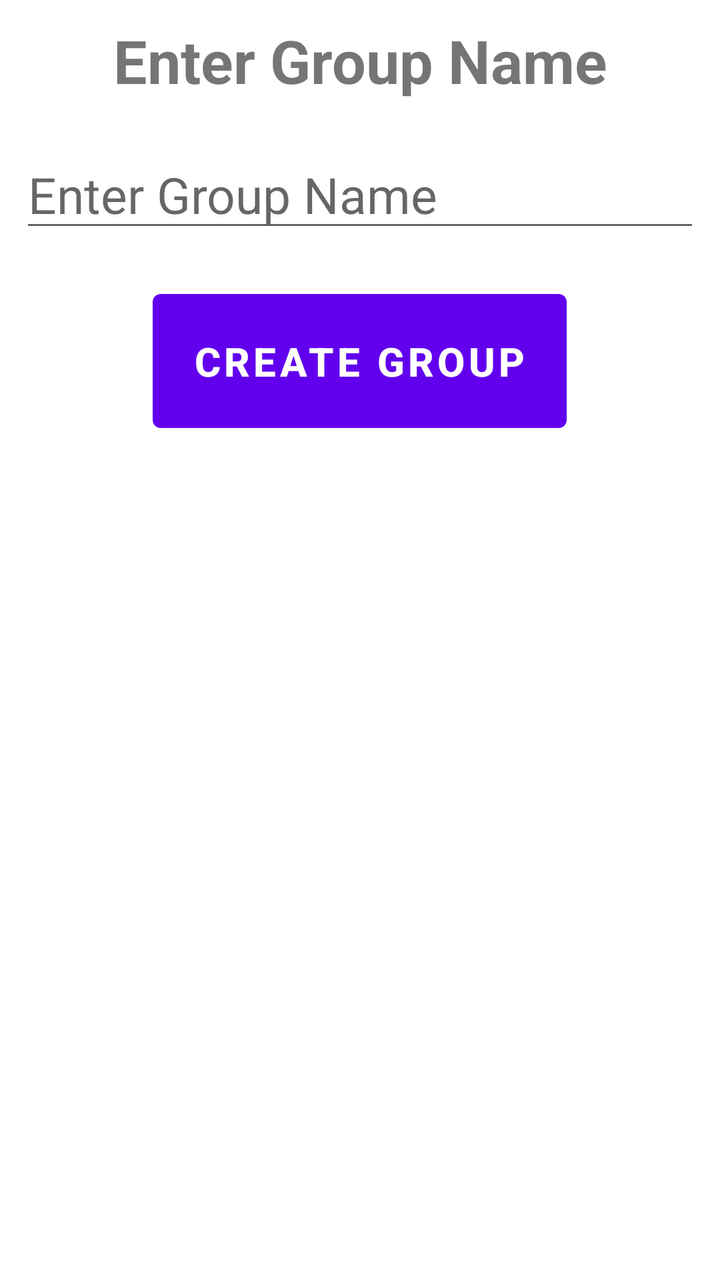
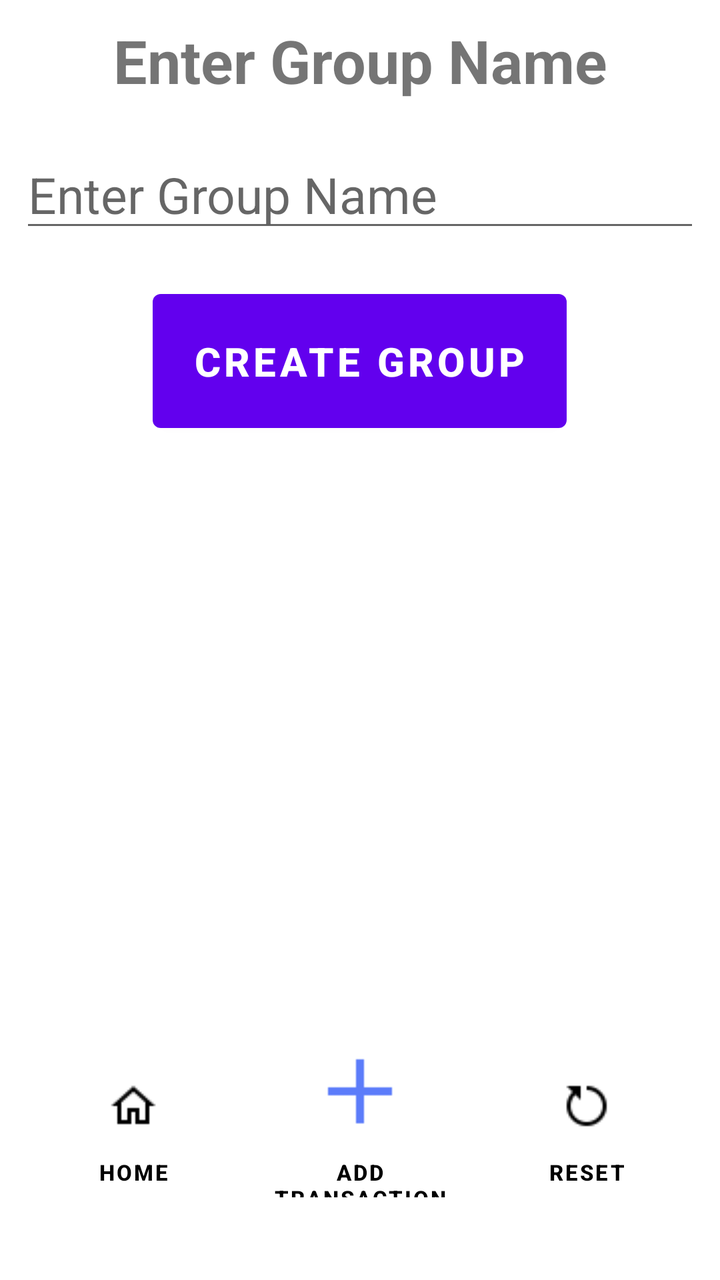

Before-and-after screenshots of an Android layout around one commit, followed by the original layout XML and the change that was made.
<!-- AndroidManifest.xml: application theme Theme.SplitYourBill -->
<!-- res/layout/activity_create_group_add_name.xml -->
<?xml version="1.0" encoding="utf-8"?>
<LinearLayout xmlns:android="http://schemas.android.com/apk/res/android"
    xmlns:tools="http://schemas.android.com/tools"
    android:layout_width="match_parent"
    android:layout_height="match_parent"
    android:gravity="center_horizontal"
    android:orientation="vertical"
    android:padding="10dp"
    tools:context=".createGroupAddName">

    <TextView
        android:id="@+id/addGroupName"
        android:layout_width="match_parent"
        android:layout_height="wrap_content"
        android:layout_marginBottom="20dp"
        android:gravity="center_horizontal"
        android:text="Enter Group Name"
        android:textSize="30sp"
        android:textStyle="bold" />

    <EditText
        android:id="@+id/addGroupNameEditText"
        android:layout_width="match_parent"
        android:layout_height="wrap_content"
        android:layout_marginBottom="20dp"
        android:digits="abcdefghijklmnopqrstuvwxyz ABCDEFGHIJKLMNOPQRSTUVWXYZ"
        android:hint="Enter Group Name"
        android:inputType="textCapWords"
        android:textSize="25sp"
        android:importantForAutofill="no" />

    <Button
        android:id="@+id/addGroupNameButton"
        android:layout_width="wrap_content"
        android:layout_height="wrap_content"
        android:layout_marginBottom="20dp"
        android:padding="20dp"
        android:text="Create Group"
        android:textSize="20sp"
        android:textStyle="bold" />

    <TextView
        android:id="@+id/addNameTitle"
        android:layout_width="match_parent"
        android:layout_height="wrap_content"
        android:layout_marginBottom="20dp"
        android:gravity="center_horizontal"
        android:text="@string/add_person"
        android:visibility="gone"
        android:textSize="30sp"
        android:textStyle="bold" />

    <EditText
        android:id="@+id/addName"
        android:layout_width="match_parent"
        android:layout_height="wrap_content"
        android:layout_marginBottom="20dp"
        android:digits="abcdefghijklmnopqrstuvwxyz ABCDEFGHIJKLMNOPQRSTUVWXYZ"
        android:hint="@string/enter_name"
        android:visibility="gone"
        android:inputType="textCapWords"
        android:textSize="25sp"
        android:importantForAutofill="no" />

    <Button
        android:id="@+id/addNameButton"
        android:layout_width="wrap_content"
        android:layout_height="wrap_content"
        android:layout_marginBottom="20dp"
        android:padding="20dp"
        android:visibility="gone"
        android:text="@string/add_person"
        android:textSize="20sp"
        android:textStyle="bold" />


    <ListView
        android:id="@+id/listViewAddLayout"
        android:layout_width="match_parent"
        android:layout_height="240dp"
        android:layout_marginBottom="50dp"
        android:dividerHeight="1dp"
        android:horizontalSpacing="3dp"
        android:scrollingCache="true"
        android:smoothScrollbar="true"
        android:stretchMode="columnWidth"
        android:verticalSpacing="3dp"
        android:visibility="gone" />
        />

    <Button
        android:id="@+id/startTrans"
        android:layout_width="wrap_content"
        android:layout_height="wrap_content"
        android:layout_marginBottom="20dp"
        android:padding="20dp"
        android:visibility="gone"
        android:text="@string/start_transaction"
        android:textSize="20sp"
        android:textStyle="bold" />

</LinearLayout>
<!-- resources referenced by this layout -->
<resources>
  <string name="add_person">Add Person</string>
  <string name="enter_name">Enter Name</string>
  <string name="start_transaction">Start Transaction</string>
  <style name="Theme.SplitYourBill" parent="Theme.MaterialComponents.Light.NoActionBar" />
</resources>

<!-- the commit's change to res/layout/activity_create_group_add_name.xml (unified diff, before → after) -->
@@ -88,15 +88,73 @@
         android:visibility="gone" />
         />
 
-    <Button
-        android:id="@+id/startTrans"
-        android:layout_width="wrap_content"
-        android:layout_height="wrap_content"
-        android:layout_marginBottom="20dp"
-        android:padding="20dp"
-        android:visibility="gone"
-        android:text="@string/start_transaction"
-        android:textSize="20sp"
-        android:textStyle="bold" />
+
+
+
+
+
+
+
+
+
+
+
+
+    <LinearLayout
+        android:layout_width="match_parent"
+        android:layout_height="fill_parent"
+        android:layout_gravity="center"
+        android:background="@color/white"
+        android:gravity="bottom">
+
+        <Button
+            android:id="@+id/goToHomeButton"
+            android:layout_width="0dp"
+            android:layout_height="80dp"
+            android:layout_marginBottom="10dp"
+            android:layout_weight="1"
+            android:background="@color/transparent"
+            android:drawableTop="@drawable/home"
+            android:padding="5dp"
+            android:layout_gravity="bottom"
+            android:text="@string/home"
+            android:textColor="@color/black"
+            android:textSize="11sp"
+            android:textStyle="bold" />
+
+        <Button
+            android:id="@+id/goToAddTrans"
+            android:drawableTop="@drawable/plus1"
+            android:layout_width="0dp"
+            android:layout_height="100dp"
+            android:layout_marginBottom="10dp"
+            android:layout_weight="1"
+            android:background="@color/transparent"
+            android:padding="5dp"
+            android:layout_gravity="bottom"
+            android:text="Add Transaction"
+            android:textColor="@color/black"
+            android:enabled="false"
+            android:textSize="11sp"
+            android:textStyle="bold" />
+
+        <Button
+            android:id="@+id/resetButton"
+            android:layout_width="0dp"
+            android:layout_height="80dp"
+            android:layout_gravity="bottom"
+            android:layout_marginBottom="10dp"
+            android:layout_weight="1"
+            android:background="@color/transparent"
+            android:drawableTop="@drawable/reset"
+            android:padding="5dp"
+            android:text="@string/reset"
+            android:textColor="@color/black"
+            android:textSize="11sp"
+            android:textStyle="bold"
+
+            />
+
+    </LinearLayout>
 
 </LinearLayout>
<!-- resource entries referenced after the edit -->
@@ -1,8 +1,15 @@
 <!-- resources referenced by this layout -->
 <resources>
+  <color name="black">#FF000000</color>
+  <color name="transparent">#00FFFFFF</color>
+  <color name="white">#FFFFFFFF</color>
+  <!-- drawable home: png bitmap (drawable, 303 bytes) -->
+  <!-- drawable plus1: png bitmap (drawable, 175 bytes) -->
+  <!-- drawable reset: png bitmap (drawable, 388 bytes) -->
   <string name="add_person">Add Person</string>
   <string name="enter_name">Enter Name</string>
-  <string name="start_transaction">Start Transaction</string>
+  <string name="home">Home</string>
+  <string name="reset">Reset</string>
   <style name="Theme.SplitYourBill" parent="Theme.MaterialComponents.Light.NoActionBar" />
 </resources>
 
